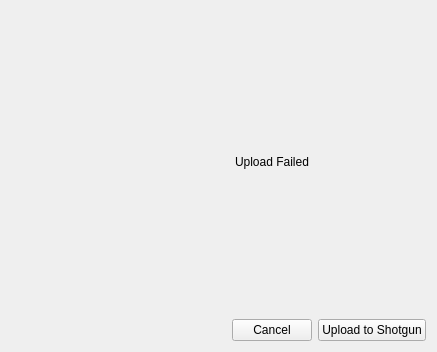
Old version of the form resources/dialog.ui in the repository shotgunsoftware/tk-nuke-quickreview.
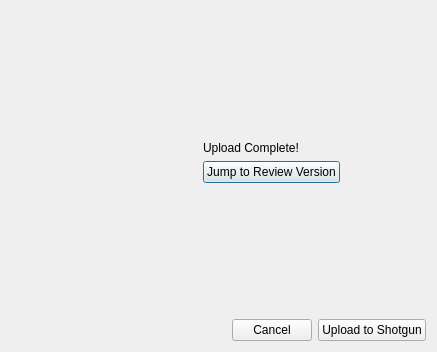
New version of the form. The open tabs and pages were chosen to show the change. Icons and pictures are not drawn.

The edit to the form file:
```diff
--- a/resources/dialog.ui
+++ b/resources/dialog.ui
@@ -143,7 +143,7 @@
            <item>
             <widget class="QLabel" name="label_8">
              <property name="text">
-              <string>Upload Complete.</string>
+              <string>Upload Complete!</string>
              </property>
             </widget>
            </item>
@@ -199,98 +199,6 @@
        </item>
       </layout>
      </widget>
-     <widget class="QWidget" name="page_3">
-      <layout class="QGridLayout" name="gridLayout_2">
-       <item row="0" column="1">
-        <spacer name="verticalSpacer_5">
-         <property name="orientation">
-          <enum>Qt::Vertical</enum>
-         </property>
-         <property name="sizeHint" stdset="0">
-          <size>
-           <width>17</width>
-           <height>67</height>
-          </size>
-         </property>
-        </spacer>
-       </item>
-       <item row="1" column="0">
-        <spacer name="horizontalSpacer_4">
-         <property name="orientation">
-          <enum>Qt::Horizontal</enum>
-         </property>
-         <property name="sizeHint" stdset="0">
-          <size>
-           <width>86</width>
-           <height>20</height>
-          </size>
-         </property>
-        </spacer>
-       </item>
-       <item row="1" column="1">
-        <layout class="QHBoxLayout" name="horizontalLayout_4">
-         <item>
-          <widget class="QLabel" name="label_7">
-           <property name="minimumSize">
-            <size>
-             <width>100</width>
-             <height>100</height>
-            </size>
-           </property>
-           <property name="maximumSize">
-            <size>
-             <width>100</width>
-             <height>100</height>
-            </size>
-           </property>
-           <property name="text">
-            <string/>
-           </property>
-           <property name="pixmap">
-            <pixmap resource="resources.qrc">:/tk_nuke_quickreview/failed.png</pixmap>
-           </property>
-           <property name="scaledContents">
-            <bool>true</bool>
-           </property>
-          </widget>
-         </item>
-         <item>
-          <widget class="QLabel" name="error_message">
-           <property name="text">
-            <string>Upload Failed</string>
-           </property>
-          </widget>
-         </item>
-        </layout>
-       </item>
-       <item row="1" column="2">
-        <spacer name="horizontalSpacer_5">
-         <property name="orientation">
-          <enum>Qt::Horizontal</enum>
-         </property>
-         <property name="sizeHint" stdset="0">
-          <size>
-           <width>86</width>
-           <height>20</height>
-          </size>
-         </property>
-        </spacer>
-       </item>
-       <item row="2" column="1">
-        <spacer name="verticalSpacer_6">
-         <property name="orientation">
-          <enum>Qt::Vertical</enum>
-         </property>
-         <property name="sizeHint" stdset="0">
-          <size>
-           <width>20</width>
-           <height>67</height>
-          </size>
-         </property>
-        </spacer>
-       </item>
-      </layout>
-     </widget>
     </widget>
    </item>
    <item>
```
Left out of the diff: 2 changed lines with no effect on the pictures.
